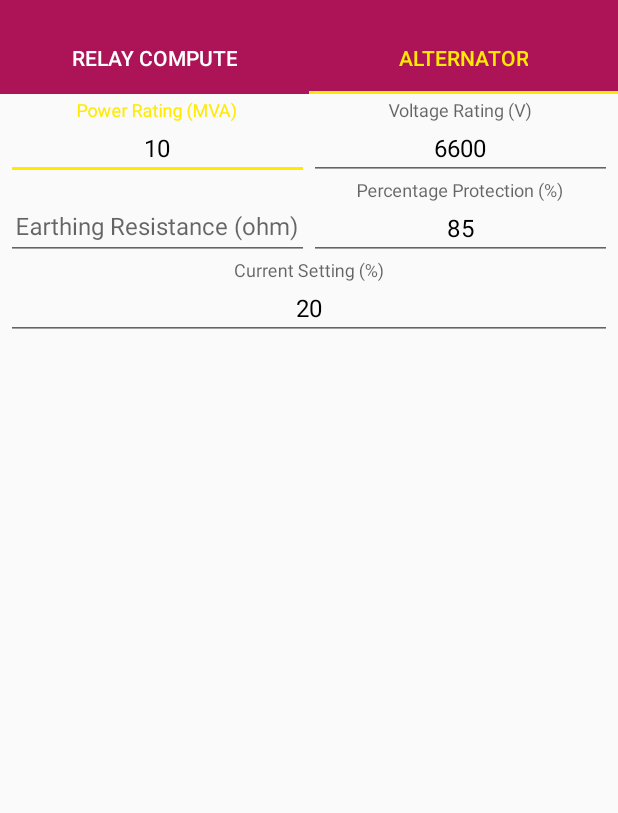
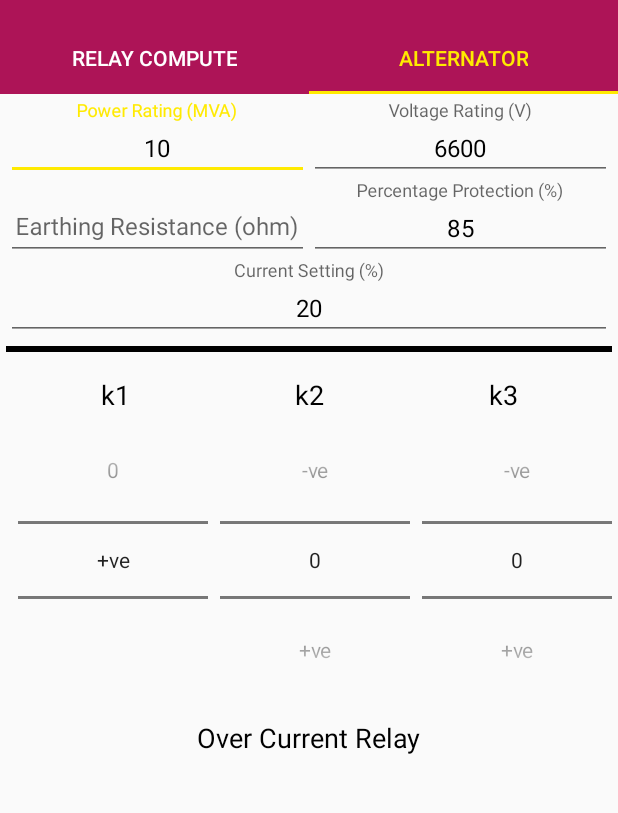
Before and after one commit to Harsh2098/Relay-Sync, an Android app: the screen it shows after launch (MainActivity), tab 2 chosen, on a phone screen of 412 x 824 dp, the part 62-875 px from its top. Run offline under Robolectric (Android 15) with nearby library versions, the phone set to English and light mode, and no system bars.

Commit message:
Add relay type feature

```diff
--- a/app/src/main/java/com/hmproductions/relaysync/fragments/AlternatorFragment.kt
+++ b/app/src/main/java/com/hmproductions/relaysync/fragments/AlternatorFragment.kt
@@ -4,12 +4,14 @@ import android.os.Bundle
 import android.view.LayoutInflater
 import android.view.View
 import android.view.ViewGroup
+import android.widget.NumberPicker
 import androidx.fragment.app.Fragment
 import androidx.lifecycle.ViewModelProviders
 import com.hmproductions.relaysync.R
 import com.hmproductions.relaysync.data.RelayViewModel
 import com.hmproductions.relaysync.utils.computeEarthingResistance
 import com.hmproductions.relaysync.utils.computePercentageProtection
+import com.hmproductions.relaysync.utils.computeRelayType
 import kotlinx.android.synthetic.main.alternator_fragment.*
 import org.jetbrains.anko.toast
 import java.text.DecimalFormat
@@ -26,6 +28,39 @@ class AlternatorFragment : Fragment() {
 
     override fun onCreateView(inflater: LayoutInflater, container: ViewGroup?, savedInstanceState: Bundle?): View? {
         return inflater.inflate(R.layout.alternator_fragment, container, false)
+    }
+
+    override fun onViewCreated(view: View, savedInstanceState: Bundle?) {
+        super.onViewCreated(view, savedInstanceState)
+
+        with(context?.resources?.getStringArray(R.array.magnitudes)) {
+            k1Picker.displayedValues = this
+            k2Picker.displayedValues = this
+            k3Picker.displayedValues = this
+
+            k1Picker.minValue = 0
+            k2Picker.minValue = 0
+            k3Picker.minValue = 0
+
+            k1Picker.maxValue = this?.size?.dec() ?: 0
+            k2Picker.maxValue = this?.size?.dec() ?: 0
+            k3Picker.maxValue = this?.size?.dec() ?: 0
+        }
+
+        with(object : NumberPicker.OnValueChangeListener {
+            override fun onValueChange(picker: NumberPicker?, oldVal: Int, newVal: Int) {
+                relayTypeTextView.text = computeRelayType(k1Picker.value, k2Picker.value, k3Picker.value)
+            }
+        }) {
+            k1Picker.setOnValueChangedListener(this)
+            k2Picker.setOnValueChangedListener(this)
+            k3Picker.setOnValueChangedListener(this)
+        }
+
+        k1Picker.value = 2
+        k2Picker.value = 1
+        k3Picker.value = 1
+        relayTypeTextView.text = computeRelayType(k1Picker.value, k2Picker.value, k3Picker.value)
     }
 
     fun calculateAlternatorProtection() {
--- a/app/src/main/java/com/hmproductions/relaysync/utils/CoreSolver.kt
+++ b/app/src/main/java/com/hmproductions/relaysync/utils/CoreSolver.kt
@@ -39,6 +39,28 @@ fun computeRelayParameters(
     }
 
     return relays
+}
+
+fun computeRelayType(k1: Int, k2: Int, k3: Int): String {
+    if (k1 == 0)
+        return "Under Current Relay"
+
+    if (k1 == 2 && k2 == 1 && k3 == 1)
+        return "Over Current Relay"
+
+    if (k1 == 2 && k2 == 0 && k3 == 1)
+        return "Impedance Relay"
+
+    if (k1 == 1 && k2 == 2)
+        return "Over Voltage Relay"
+
+    if (k1 == 2 && k2 == 1 && k3 == 0)
+        return "Power restrained"
+
+    if (k1 == 1 && k2 == 0 && k3 == 2)
+        return "Mho relay"
+
+    return "Unclassified Relay"
 }
 
 fun computeEarthingResistance(
--- a/app/src/main/res/layout/alternator_fragment.xml
+++ b/app/src/main/res/layout/alternator_fragment.xml
@@ -88,6 +88,7 @@
     </com.google.android.material.textfield.TextInputLayout>
 
     <com.google.android.material.textfield.TextInputLayout
+        android:id="@+id/currentSettingTIL"
         android:layout_width="match_parent"
         android:layout_height="wrap_content"
         app:layout_constraintEnd_toEndOf="parent"
@@ -106,4 +107,101 @@
 
     </com.google.android.material.textfield.TextInputLayout>
 
+    <View
+        android:layout_width="match_parent"
+        android:layout_height="4dp"
+        android:layout_marginTop="4dp"
+        android:background="@color/neutral"
+        app:layout_constraintTop_toBottomOf="@id/currentSettingTIL" />
+
+    <TextView
+        android:id="@+id/k1TextView"
+        android:layout_width="0dp"
+        android:layout_height="wrap_content"
+        android:layout_marginStart="8dp"
+        android:layout_marginTop="24dp"
+        android:gravity="center"
+        android:text="@string/k1"
+        android:textColor="@color/neutral"
+        android:textSize="18sp"
+        app:layout_constraintEnd_toStartOf="@+id/k2TextView"
+        app:layout_constraintHorizontal_bias="0.5"
+        app:layout_constraintStart_toStartOf="parent"
+        app:layout_constraintTop_toBottomOf="@+id/currentSettingTIL" />
+
+    <TextView
+        android:id="@+id/k2TextView"
+        android:layout_width="0dp"
+        android:layout_height="wrap_content"
+        android:layout_marginTop="24dp"
+        android:gravity="center"
+        android:text="@string/k2"
+        android:textColor="@color/neutral"
+        android:textSize="18sp"
+        app:layout_constraintEnd_toStartOf="@+id/k3TextView"
+        app:layout_constraintHorizontal_bias="0.5"
+        app:layout_constraintStart_toEndOf="@+id/k1TextView"
+        app:layout_constraintTop_toBottomOf="@+id/currentSettingTIL" />
+
+    <TextView
+        android:id="@+id/k3TextView"
+        android:layout_width="0dp"
+        android:layout_height="wrap_content"
+        android:layout_marginTop="24dp"
+        android:layout_marginEnd="8dp"
+        android:gravity="center"
+        android:text="@string/k3"
+        android:textColor="@color/neutral"
+        android:textSize="18sp"
+        app:layout_constraintEnd_toEndOf="parent"
+        app:layout_constraintHorizontal_bias="0.5"
+        app:layout_constraintStart_toEndOf="@+id/k2TextView"
+        app:layout_constraintTop_toBottomOf="@+id/currentSettingTIL" />
+
+    <NumberPicker
+        android:id="@+id/k1Picker"
+        android:layout_width="0dp"
+        android:layout_height="wrap_content"
+        android:layout_marginStart="8dp"
+        android:layout_marginTop="8dp"
+        app:layout_constraintEnd_toStartOf="@+id/k2Picker"
+        app:layout_constraintHorizontal_bias="0.5"
+        app:layout_constraintStart_toStartOf="parent"
+        app:layout_constraintTop_toBottomOf="@+id/k1TextView" />
+
+    <NumberPicker
+        android:id="@+id/k2Picker"
+        android:layout_width="0dp"
+        android:layout_height="wrap_content"
+        android:layout_marginStart="8dp"
+        android:layout_marginTop="8dp"
+        app:layout_constraintEnd_toStartOf="@+id/k3Picker"
+        app:layout_constraintHorizontal_bias="0.5"
+        app:layout_constraintStart_toEndOf="@id/k1Picker"
+        app:layout_constraintTop_toBottomOf="@+id/k2TextView" />
+
+    <NumberPicker
+        android:id="@+id/k3Picker"
+        android:layout_width="0dp"
+        android:layout_height="wrap_content"
+        android:layout_marginStart="8dp"
+        android:layout_marginTop="8dp"
+        app:layout_constraintEnd_toEndOf="parent"
+        app:layout_constraintHorizontal_bias="0.5"
+        app:layout_constraintStart_toEndOf="@+id/k2Picker"
+        app:layout_constraintTop_toBottomOf="@+id/k3TextView" />
+
+    <TextView
+        android:id="@+id/relayTypeTextView"
+        android:layout_width="wrap_content"
+        android:layout_height="wrap_content"
+        android:layout_marginStart="8dp"
+        android:layout_marginTop="16dp"
+        android:layout_marginEnd="8dp"
+        android:textColor="@color/neutral"
+        android:textSize="18sp"
+        app:layout_constraintEnd_toEndOf="parent"
+        app:layout_constraintStart_toStartOf="parent"
+        app:layout_constraintTop_toBottomOf="@+id/k2Picker" />
+
 </androidx.constraintlayout.widget.ConstraintLayout>
--- a/app/src/main/res/values/strings.xml
+++ b/app/src/main/res/values/strings.xml
@@ -18,4 +18,14 @@
     <string name="earthing_resistance_ohm">Earthing Resistance (ohm)</string>
     <string name="percentage_protection">Percentage Protection (%)</string>
     <string name="current_setting">Current Setting (%)</string>
+    <string name="k3">k3</string>
+    <string name="k2">k2</string>
+    <string name="k1">k1</string>
+
+    <string-array name="magnitudes">
+        <item>-ve</item>
+        <item>0</item>
+        <item>+ve</item>
+    </string-array>
+
 </resources>
```
